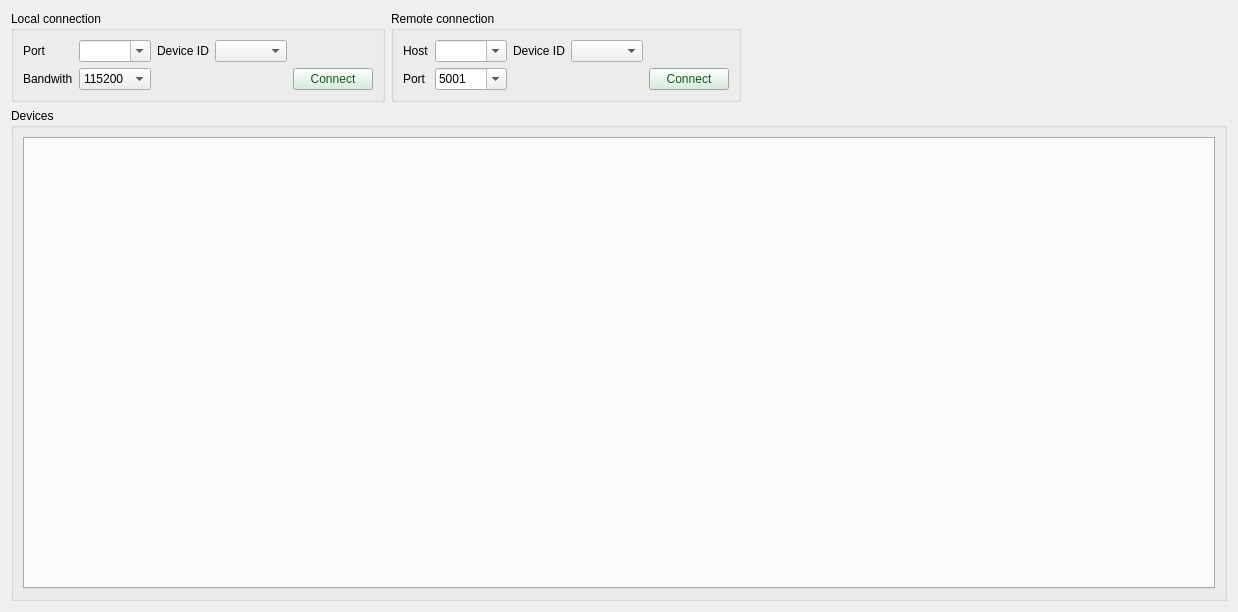
Old version of the form src/nlab_modbus/gui/view/main_window.ui in the repository nucliflare/nlab-modbus.
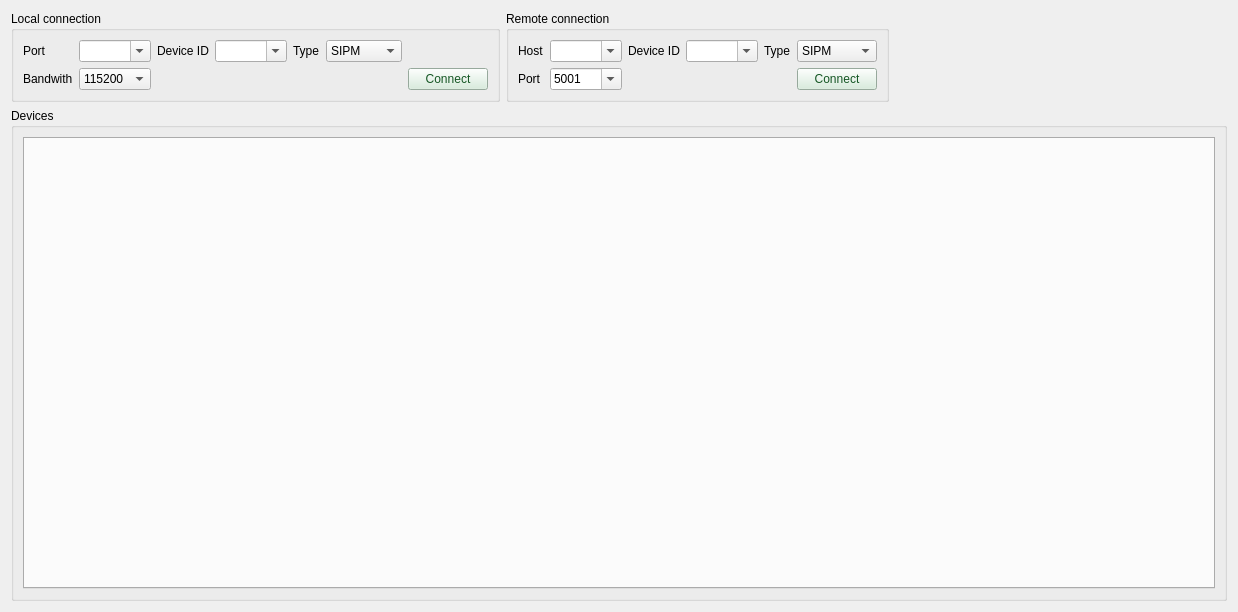
New version of the form.

Commit message: split the device id from type selection, allow user the write his parameters

Diff of the .ui file:
```diff
--- a/src/nlab_modbus/gui/view/main_window.ui
+++ b/src/nlab_modbus/gui/view/main_window.ui
@@ -35,13 +35,20 @@
           </property>
          </widget>
         </item>
-        <item row="0" column="4">
+        <item row="0" column="2">
          <widget class="QLabel" name="label_5">
           <property name="text">
            <string>Device ID</string>
           </property>
          </widget>
         </item>
+        <item row="0" column="4">
+         <widget class="QLabel" name="label_type_local">
+          <property name="text">
+           <string>Type</string>
+          </property>
+         </widget>
+        </item>
         <item row="1" column="1">
          <widget class="QComboBox" name="baudrate_select">
           <item>
@@ -95,8 +102,31 @@
           </property>
          </widget>
         </item>
+        <item row="0" column="3">
+         <widget class="QComboBox" name="local_id_select">
+          <property name="editable">
+           <bool>true</bool>
+          </property>
+         </widget>
+        </item>
         <item row="0" column="5">
-         <widget class="QComboBox" name="local_select"/>
+         <widget class="QComboBox" name="local_type_select">
+          <item>
+           <property name="text">
+            <string>SIPM</string>
+           </property>
+          </item>
+          <item>
+           <property name="text">
+            <string>GEIGER</string>
+           </property>
+          </item>
+          <item>
+           <property name="text">
+            <string>PSU</string>
+           </property>
+          </item>
+         </widget>
         </item>
        </layout>
       </widget>
@@ -128,7 +158,37 @@
          </widget>
         </item>
         <item row="0" column="3">
-         <widget class="QComboBox" name="remote_select"/>
+         <widget class="QComboBox" name="remote_id_select">
+          <property name="editable">
+           <bool>true</bool>
+          </property>
+         </widget>
+        </item>
+        <item row="0" column="4">
+         <widget class="QLabel" name="label_type_remote">
+          <property name="text">
+           <string>Type</string>
+          </property>
+         </widget>
+        </item>
+        <item row="0" column="5">
+         <widget class="QComboBox" name="remote_type_select">
+          <item>
+           <property name="text">
+            <string>SIPM</string>
+           </property>
+          </item>
+          <item>
+           <property name="text">
+            <string>GEIGER</string>
+           </property>
+          </item>
+          <item>
+           <property name="text">
+            <string>PSU</string>
+           </property>
+          </item>
+         </widget>
         </item>
         <item row="1" column="0">
          <widget class="QLabel" name="label_7">
@@ -137,7 +197,7 @@
           </property>
          </widget>
         </item>
-        <item row="1" column="4">
+        <item row="1" column="5">
          <widget class="QPushButton" name="remote_btn">
           <property name="text">
            <string>Connect</string>
```
The commit also changes 2 other files.
